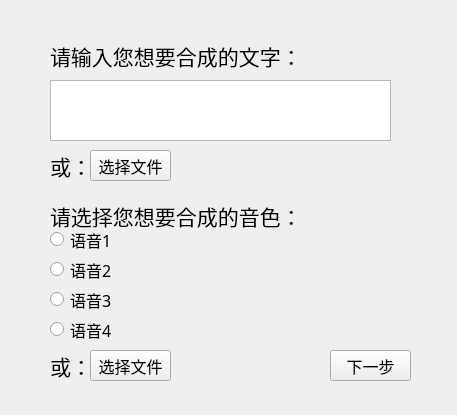
Above: aitrans_2/speechsynthesis_1.ui from zsplj/AI_intro-ui before the change. Below: the same form after it.
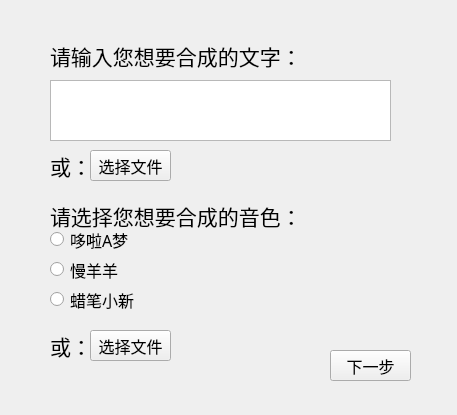
That is the form after the change.

```diff
--- a/aitrans_2/speechsynthesis_1.ui
+++ b/aitrans_2/speechsynthesis_1.ui
@@ -55,7 +55,7 @@
    <property name="geometry">
     <rect>
      <x>90</x>
-     <y>350</y>
+     <y>330</y>
      <width>81</width>
      <height>31</height>
     </rect>
@@ -89,31 +89,12 @@
     <string>下一步</string>
    </property>
   </widget>
-  <widget class="QRadioButton" name="radioButton_7">
-   <property name="geometry">
-    <rect>
-     <x>50</x>
-     <y>320</y>
-     <width>81</width>
-     <height>19</height>
-    </rect>
-   </property>
-   <property name="font">
-    <font>
-     <family>华文新魏</family>
-     <pointsize>12</pointsize>
-    </font>
-   </property>
-   <property name="text">
-    <string>语音4</string>
-   </property>
-  </widget>
-  <widget class="QRadioButton" name="radioButton">
+  <widget class="QRadioButton" name="radioButton1">
    <property name="geometry">
     <rect>
      <x>50</x>
      <y>230</y>
-     <width>81</width>
+     <width>111</width>
      <height>19</height>
     </rect>
    </property>
@@ -124,7 +105,7 @@
     </font>
    </property>
    <property name="text">
-    <string>语音1</string>
+    <string>哆啦A梦</string>
    </property>
   </widget>
   <widget class="QRadioButton" name="radioButton_6">
@@ -132,7 +113,7 @@
     <rect>
      <x>50</x>
      <y>290</y>
-     <width>81</width>
+     <width>111</width>
      <height>19</height>
     </rect>
    </property>
@@ -143,7 +124,7 @@
     </font>
    </property>
    <property name="text">
-    <string>语音3</string>
+    <string>蜡笔小新</string>
    </property>
   </widget>
   <widget class="QRadioButton" name="radioButton_5">
@@ -151,7 +132,7 @@
     <rect>
      <x>50</x>
      <y>260</y>
-     <width>81</width>
+     <width>91</width>
      <height>19</height>
     </rect>
    </property>
@@ -162,7 +143,7 @@
     </font>
    </property>
    <property name="text">
-    <string>语音2</string>
+    <string>慢羊羊</string>
    </property>
   </widget>
   <widget class="QLabel" name="label_2">
@@ -217,7 +198,7 @@
    <property name="geometry">
     <rect>
      <x>50</x>
-     <y>350</y>
+     <y>330</y>
      <width>51</width>
      <height>31</height>
     </rect>
```
Left out of the diff: 6 changed lines with no effect on the pictures.
